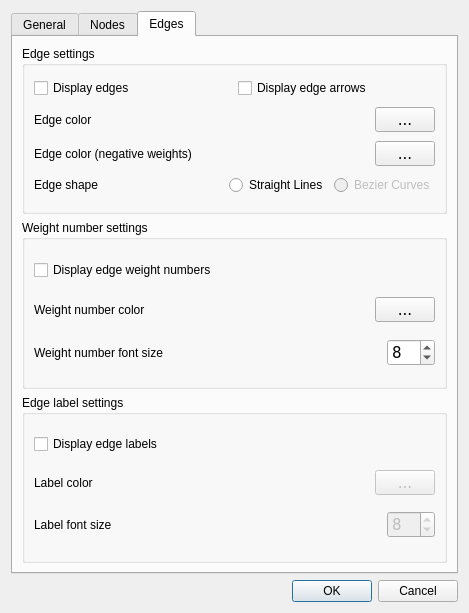
Qt form src/forms/dialogsettings.ui (socnetv/app) before a commit.
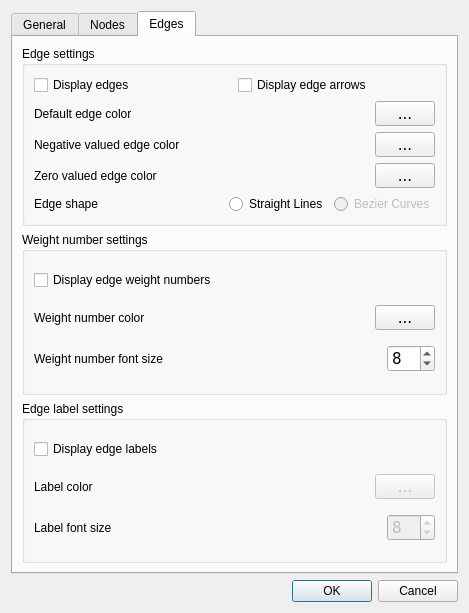
The same form after that commit. The open tabs and pages were chosen to show the change. Icons and pictures are not drawn.

Commit message: work on #30 - needs investigation as to what other network file formats (except weighted edge lists) can declare zero-weighted edges and more importantly what other implication these edges might have in SocNetV computations.

What changed in the file:
```diff
--- a/src/forms/dialogsettings.ui
+++ b/src/forms/dialogsettings.ui
@@ -1106,8 +1106,8 @@
          <property name="title">
           <string>Edge settings</string>
          </property>
-         <layout class="QGridLayout" name="gridLayout_13">
-          <item row="0" column="0">
+         <layout class="QVBoxLayout" name="verticalLayout_2">
+          <item>
            <layout class="QHBoxLayout" name="horizontalLayout_20">
             <item>
              <widget class="QCheckBox" name="edgesChkBox">
@@ -1137,7 +1137,7 @@
             </item>
            </layout>
           </item>
-          <item row="1" column="0">
+          <item>
            <layout class="QHBoxLayout" name="horizontalLayout_13">
             <item>
              <widget class="QLabel" name="label_13">
@@ -1148,7 +1148,7 @@
                <string>&lt;html&gt;&lt;head/&gt;&lt;body&gt;&lt;p&gt;&lt;span style=&quot; font-weight:600;&quot;&gt;Edge color&lt;/span&gt;&lt;/p&gt;&lt;p&gt;Click the colored button on the right to select a new color for all edges.&lt;/p&gt;&lt;p&gt;Any change to this setting will apply to all existing edges immediately.&lt;/p&gt;&lt;p&gt;This is a permanent setting. Once you press OK, it will be saved and used in all future SocNetV sessions as default edge color. Until you change it again.&lt;/p&gt;&lt;/body&gt;&lt;/html&gt;</string>
               </property>
               <property name="text">
-               <string>Edge color</string>
+               <string>Default edge color</string>
               </property>
              </widget>
             </item>
@@ -1207,7 +1207,7 @@
             </item>
            </layout>
           </item>
-          <item row="2" column="0">
+          <item>
            <layout class="QHBoxLayout" name="horizontalLayout_17">
             <item>
              <widget class="QLabel" name="label_17">
@@ -1218,7 +1218,7 @@
                <string>&lt;html&gt;&lt;head/&gt;&lt;body&gt;&lt;p&gt;&lt;span style=&quot; font-weight:600;&quot;&gt;Negative edge color&lt;/span&gt;&lt;/p&gt;&lt;p&gt;Click the colored button at the right corner to select a new color for negative weighted edges.&lt;/p&gt;&lt;p&gt;Any change to this setting will apply to all existing &amp;quot;negative&amp;quot; edges immediately.&lt;/p&gt;&lt;p&gt;This is a permanent setting. Once you press OK, it will be saved and used in all future SocNetV sessions as default edge color for &amp;quot;negative&amp;quot; edges. Until you change it again.&lt;/p&gt;&lt;/body&gt;&lt;/html&gt;</string>
               </property>
               <property name="text">
-               <string>Edge color (negative weights)</string>
+               <string>Negative valued edge color</string>
               </property>
              </widget>
             </item>
@@ -1277,7 +1277,77 @@
             </item>
            </layout>
           </item>
-          <item row="3" column="0">
+          <item>
+           <layout class="QHBoxLayout" name="horizontalLayout_21">
+            <item>
+             <widget class="QLabel" name="label_20">
+              <property name="toolTip">
+               <string>&lt;html&gt;&lt;head/&gt;&lt;body&gt;&lt;p&gt;&lt;span style=&quot; font-weight:600;&quot;&gt;Zero edge color&lt;/span&gt;&lt;/p&gt;&lt;p&gt;Click the colored button at the right corner to select a new color for edges with zero weights.&lt;/p&gt;&lt;p&gt;ATTTENTION:  Zero-valued edges are being omittted during network analysis computations.  This setting is available for those that have data  (i.e. weighted edge lists) with zero weights on some edges and they still need to draw those edges, despite the fact that they will not be considered in any SNA computation by SocNetV.&lt;/p&gt;&lt;p&gt;Any change to this setting will apply to all existing &amp;quot;zero&amp;quot; edges immediately.&lt;/p&gt;&lt;p&gt;This is a permanent setting. Once you press OK, it will be saved and used in all future SocNetV sessions as default edge color for &amp;quot;zero&amp;quot; edges. Until you change it again.&lt;/p&gt;&lt;/body&gt;&lt;/html&gt;</string>
+              </property>
+              <property name="whatsThis">
+               <string>&lt;html&gt;&lt;head/&gt;&lt;body&gt;&lt;p&gt;&lt;span style=&quot; font-weight:600;&quot;&gt;Zero edge color&lt;/span&gt;&lt;/p&gt;&lt;p&gt;Click the colored button at the right corner to select a new color for edges with zero weights.&lt;/p&gt;&lt;p&gt;ATTTENTION: Zero-valued edges are being omittted during network analysis computations. This setting is available for those that have data (i.e. weighted edge lists) with zero weights on some edges and they still need to draw those edges, despite the fact that they will not be considered in any SNA computation by SocNetV.&lt;/p&gt;&lt;p&gt;Any change to this setting will apply to all existing &amp;quot;zero&amp;quot; edges immediately.&lt;/p&gt;&lt;p&gt;This is a permanent setting. Once you press OK, it will be saved and used in all future SocNetV sessions as default edge color for &amp;quot;zero&amp;quot; edges. Until you change it again.&lt;/p&gt;&lt;/body&gt;&lt;/html&gt;</string>
+              </property>
+              <property name="text">
+               <string>Zero valued edge color</string>
+              </property>
+             </widget>
+            </item>
+            <item>
+             <spacer name="horizontalSpacer_20">
+              <property name="font">
+               <font>
+                <family>DejaVu Sans</family>
+                <pointsize>11</pointsize>
+               </font>
+              </property>
+              <property name="orientation">
+               <enum>Qt::Horizontal</enum>
+              </property>
+              <property name="sizeHint" stdset="0">
+               <size>
+                <width>40</width>
+                <height>20</height>
+               </size>
+              </property>
+             </spacer>
+            </item>
+            <item>
+             <widget class="QToolButton" name="edgeColorZeroBtn">
+              <property name="minimumSize">
+               <size>
+                <width>60</width>
+                <height>25</height>
+               </size>
+              </property>
+              <property name="font">
+               <font>
+                <family>DejaVu Sans</family>
+                <pointsize>11</pointsize>
+               </font>
+              </property>
+              <property name="cursor">
+               <cursorShape>PointingHandCursor</cursorShape>
+              </property>
+              <property name="toolTip">
+               <string>&lt;html&gt;&lt;head/&gt;&lt;body&gt;&lt;p&gt;&lt;span style=&quot; font-weight:600;&quot;&gt;Zero edge color&lt;/span&gt;&lt;/p&gt;&lt;p&gt;Click this button to select a new color for edges with zero weights.&lt;/p&gt;&lt;p&gt;ATTTENTION: Zero-valued edges are being omittted during network analysis computations. This setting is available for those that have data (i.e. weighted edge lists) with zero weights on some edges and they still need to draw those edges, despite the fact that they will not be considered in any SNA computation by SocNetV.&lt;/p&gt;&lt;p&gt;Any change to this setting will apply to all existing &amp;quot;zero&amp;quot; edges immediately.&lt;/p&gt;&lt;p&gt;This is a permanent setting. Once you press OK, it will be saved and used in all future SocNetV sessions as default edge color for &amp;quot;zero&amp;quot; edges. Until you change it again.&lt;/p&gt;&lt;/body&gt;&lt;/html&gt;</string>
+              </property>
+              <property name="whatsThis">
+               <string>&lt;html&gt;&lt;head/&gt;&lt;body&gt;&lt;p&gt;&lt;span style=&quot; font-weight:600;&quot;&gt;Zero edge color&lt;/span&gt;&lt;/p&gt;&lt;p&gt;Click this button to select a new color for edges with zero weights.&lt;/p&gt;&lt;p&gt;ATTTENTION: Zero-valued edges are being omittted during network analysis computations. This setting is available for those that have data (i.e. weighted edge lists) with zero weights on some edges and they still need to draw those edges, despite the fact that they will not be considered in any SNA computation by SocNetV.&lt;/p&gt;&lt;p&gt;Any change to this setting will apply to all existing &amp;quot;zero&amp;quot; edges immediately.&lt;/p&gt;&lt;p&gt;This is a permanent setting. Once you press OK, it will be saved and used in all future SocNetV sessions as default edge color for &amp;quot;zero&amp;quot; edges. Until you change it again.&lt;/p&gt;&lt;/body&gt;&lt;/html&gt;</string>
+              </property>
+              <property name="text">
+               <string>...</string>
+              </property>
+              <property name="iconSize">
+               <size>
+                <width>60</width>
+                <height>20</height>
+               </size>
+              </property>
+             </widget>
+            </item>
+           </layout>
+          </item>
+          <item>
            <layout class="QHBoxLayout" name="horizontalLayout_14">
             <item>
              <widget class="QLabel" name="label_14">
```
The commit also changes 4 other files.
